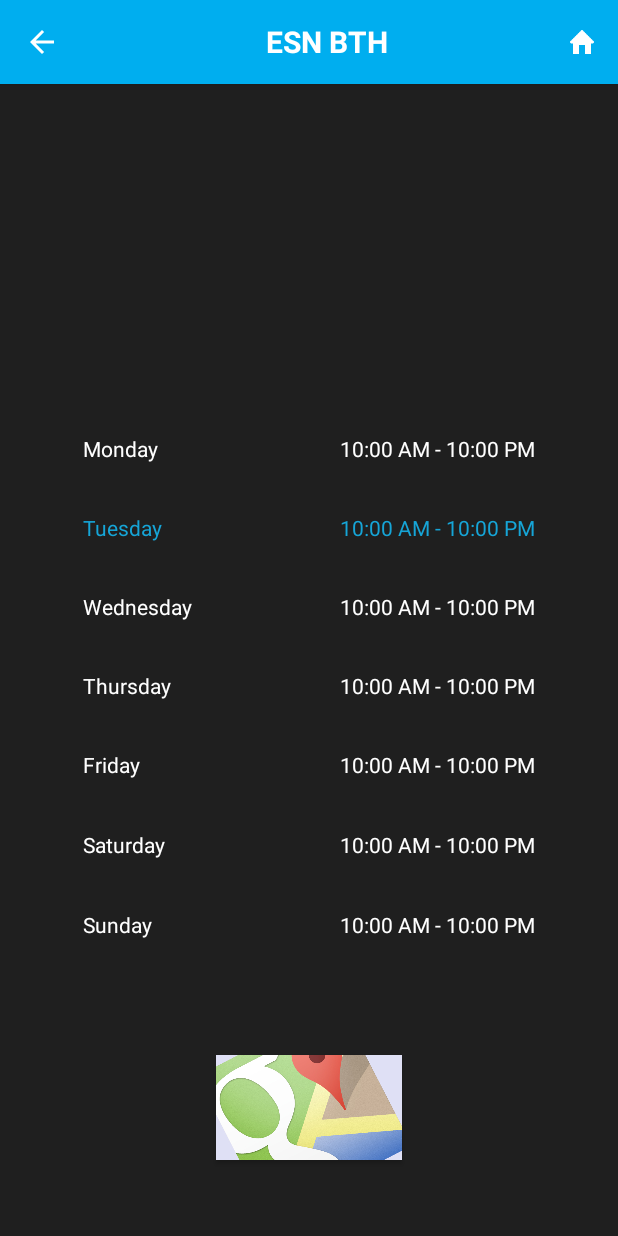
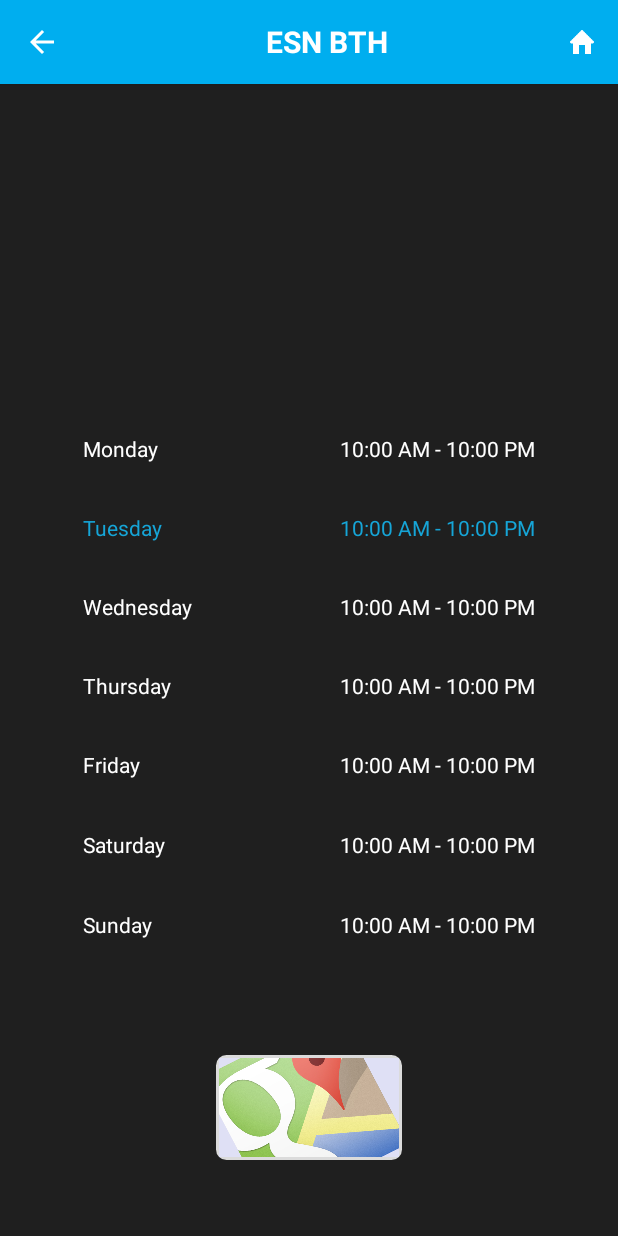
Before and after one commit to giiade/ESNBTH_Application, an Android app: the fragment Fragment_DetailTimetable placed in its activity, on a phone screen of 412 x 824 dp. Run offline under Robolectric (Android 15) with nearby library versions, the phone set to English and light mode, and no system bars; our stand-ins replace Picasso; libraries missing offline, so code that uses them is left out: com.facebook, com.facebook.model, com.facebook.widget; pictures from the network do not load; 23 statements that could not run were skipped.

Commit message:
Rounded Images \Events working

```diff
--- a/app/src/main/java/se/ESNBTH/esnbth/Fragments/Fragment_DetailTimetable.java
+++ b/app/src/main/java/se/ESNBTH/esnbth/Fragments/Fragment_DetailTimetable.java
@@ -18,6 +18,7 @@ import android.widget.TextView;
 
 import java.util.ArrayList;
 import java.util.Calendar;
+import java.util.Date;
 import java.util.Locale;
 
 import se.ESNBTH.esnbth.Activities.MainLayActivity;
@@ -45,7 +46,7 @@ public class Fragment_DetailTimetable extends Fragment {
     private TextView fridayTime;
     private TextView saturdayTime;
     private TextView sundayTime;
-    private Button map;
+    private ImageButton map;
 
     private String mapPos;
 
@@ -87,14 +88,17 @@ public class Fragment_DetailTimetable extends Fragment {
         saturdayTime = (TextView) rootView.findViewById(R.id.saturdayTime);
         sundayTime = (TextView) rootView.findViewById(R.id.sundayTime);
         detailPic = (ImageView) rootView.findViewById(R.id.detailPic);
-        map = (Button) rootView.findViewById(R.id.btnMap);
-        map.setBackgroundResource(R.drawable.mapslogo1);
+        map = (ImageButton) rootView.findViewById(R.id.btnMap);
+        //map.setBackgroundResource(R.drawable.mapslogo1);
 
         detailLocalisation.setText(Localisation);
         detailPic.setImageResource(Image);
 
         // COLOR CURRENT DAY
         Calendar calendar = Calendar.getInstance();
+        Date date = Calendar.getInstance().getTime();
+
+
         int day = calendar.get(Calendar.DAY_OF_WEEK);
 
         if(day == 1){
--- a/app/src/main/java/se/ESNBTH/esnbth/Fragments/Fragment_Home.java
+++ b/app/src/main/java/se/ESNBTH/esnbth/Fragments/Fragment_Home.java
@@ -75,6 +75,12 @@ public class Fragment_Home extends Fragment {
 
 
     public Fragment_Home(){}
+
+    //TODO: If the event list is empty create an input with a text "NO EVENTS YET"
+    //TODO: Add a since so the event list just show future events.
+    //TODO: Create a new layout for showing single events
+    //TODO: Create a new fragment for showing single events
+    //TODO: Create a new fragment and layout for showing all the events future and past
 
 
     public View onCreateView(LayoutInflater inflater, ViewGroup container,
@@ -180,7 +186,8 @@ public class Fragment_Home extends Fragment {
             btnAboutUs.setVisibility(View.VISIBLE);
 
             //doBatchRequest();  --> DEBUG VERSION
-            requestAllEvents();
+            //requestAllEvents();
+            requestFurtherWeekEvents();
 
 
             // Request user data and show the results
@@ -269,7 +276,7 @@ public class Fragment_Home extends Fragment {
                 }
 
                 //Get the data of the events
-                batchRequestImages(events);
+                //batchRequestImages(events);
                 //Get the Images of the events
                 batchRequestEvents(events);
 
@@ -384,8 +391,6 @@ public class Fragment_Home extends Fragment {
                 //Get the Images of the events
                 batchRequestEvents(events);
 
-
-                //TODO:SET ADAPTER FOR THE LISTVIEW
 
             }
         }).executeAsync();
--- /dev/null
+++ b/app/src/main/res/drawable/rounded_shape.xml
@@ -0,0 +1,10 @@
+<?xml version="1.0" encoding="UTF-8" ?>
+<shape xmlns:android="http://schemas.android.com/apk/res/android">
+    <solid android:color="#000000" />
+    <stroke android:width="3dp"
+        android:color="@color/gray_light" />
+    <corners android:bottomRightRadius="5dp" android:bottomLeftRadius="5dp"
+        android:topLeftRadius="5dp"
+        android:topRightRadius="5dp" />
+    <padding android:left="2dp" android:top="2dp" android:right="2dp" android:bottom="2dp" />
+</shape>
--- a/app/src/main/res/layout/fragment_detail_timetable.xml
+++ b/app/src/main/res/layout/fragment_detail_timetable.xml
@@ -259,10 +259,16 @@
         android:gravity="center"
         android:padding="0dp">
 
-        <Button
+        <ImageButton
             android:id="@+id/btnMap"
             android:layout_width="124dp"
-            android:layout_height="70dp"/>
+            android:layout_height="70dp"
+            android:src="@drawable/mapslogo1"
+            android:scaleType="fitXY"
+            android:background="@drawable/rounded_shape"
+            />
+
+
 
     </RelativeLayout>
 
--- a/app/src/main/res/values/dimens.xml
+++ b/app/src/main/res/values/dimens.xml
@@ -2,4 +2,6 @@
     <!-- Default screen margins, per the Android Design guidelines. -->
     <dimen name="activity_horizontal_margin">20dp</dimen>
     <dimen name="activity_vertical_margin">20dp</dimen>
+    <dimen name="activity_horizontal_margin_small">10dp</dimen>
+    <dimen name="activity_vertical_margin_small">10dp</dimen>
 </resources>
```
Also changed, not shown: app/src/main/res/layout/fragment_home.xml (+23 -32 lines), app/src/main/res/layout/fragment_karlskrona.xml (+7 -3 lines).
